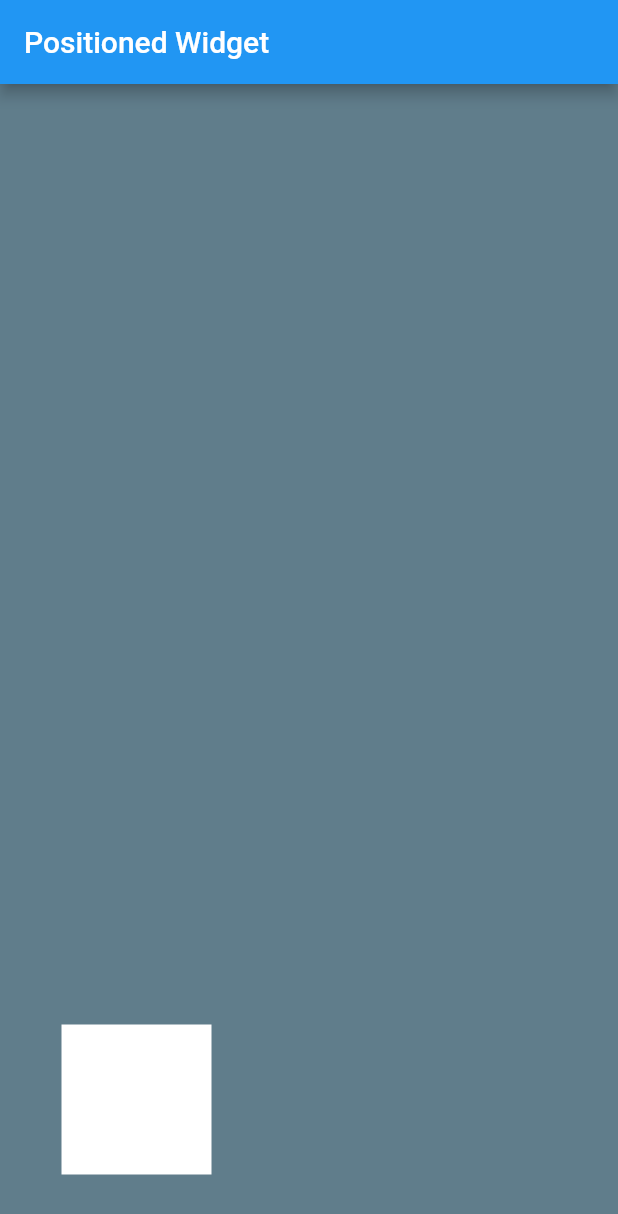
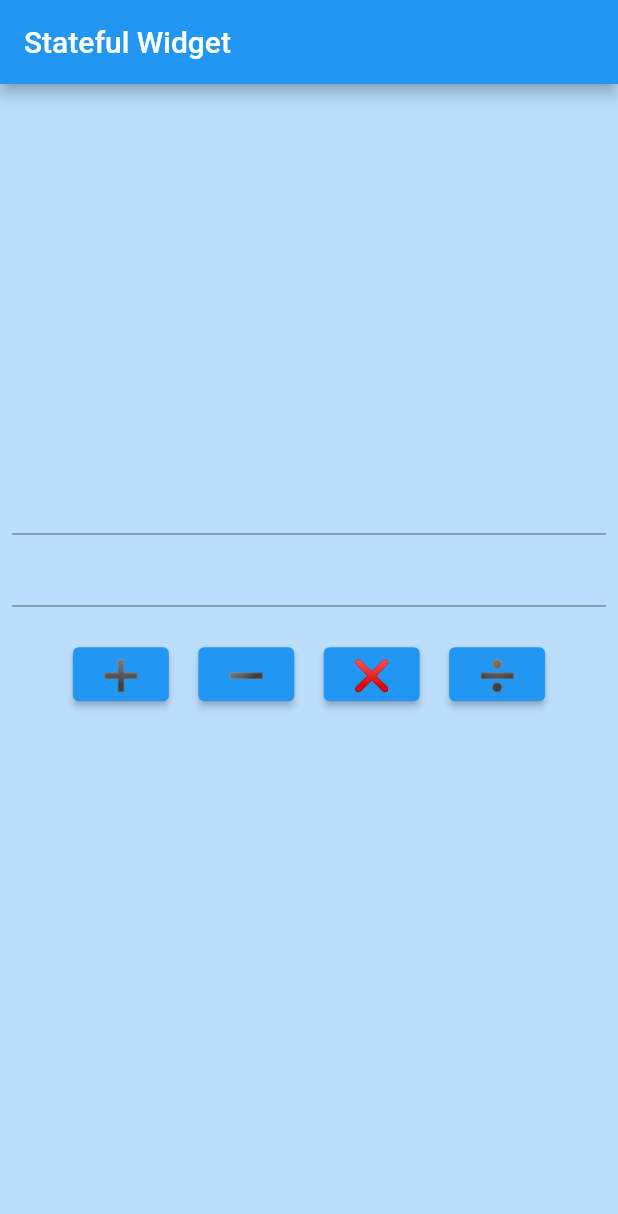
Before and after one commit to yasin9064/flutter_application_1, a Flutter app: the screen it shows after launch, on a phone screen of 412 x 824 dp. Shown: the top 1214 px of the screen. Run offline on Flutter 3.47's test engine with Material 2 defaults, Android fonts, the phone set to English and light mode, and no system bars; our stand-ins replace font_awesome_flutter.

Commit message:
Learn to update correctly with Stateful Widget

```diff
--- a/lib/HomeScreen.dart
+++ b/lib/HomeScreen.dart
@@ -13,30 +13,122 @@ class HomeScreen extends StatefulWidget {
 }
 
 class _HomeScreenState extends State<HomeScreen> {
+  var no1Controller = TextEditingController();
+  var no2Controller = TextEditingController();
+
+  var result = '';
+
   @override
   Widget build(BuildContext context) {
     return Scaffold(
-      appBar: AppBar(
-        title: const Text("Positioned Widget"),
-      ),
-      body: Container(
-        width: double.infinity,
-        height: double.infinity,
-        color: Colors.blueGrey,
-        child: Stack(
-          children: [
-            Positioned(
-              bottom: 41,
-              left: 41,
-              child: Container(
-                height: 100,
-                width: 100,
-                color: Colors.white,
+        appBar: AppBar(
+          title: const Text("Stateful Widget"),
+        ),
+        body: Container(
+            color: Colors.blue.shade100,
+            child: Center(
+              child: Padding(
+                padding: const EdgeInsets.all(8.0),
+                child: Column(
+                    mainAxisAlignment: MainAxisAlignment.center,
+                    children: [
+                      TextField(
+                        keyboardType: TextInputType.number,
+                        controller: no1Controller,
+                      ),
+                      TextField(
+                        keyboardType: TextInputType.number,
+                        controller: no2Controller,
+                      ),
+                      Padding(
+                        padding: const EdgeInsets.all(21.0),
+                        child: Row(
+                          mainAxisAlignment: MainAxisAlignment.spaceEvenly,
+                          children: [
+                            ElevatedButton(
+                                onPressed: () {
+                                  var no1 =
+                                      int.parse(no1Controller.text.toString());
+                                  var no2 =
+                                      int.parse(no2Controller.text.toString());
+
+                                  var sum = no1 + no2;
+
+                                  result = 'The sum is: $sum';
+
+                                  setState(() {});
+                                },
+                                child: Text(
+                                  '➕',
+                                  style: TextStyle(fontSize: 20),
+                                )),
+                            ElevatedButton(
+                                onPressed: () {
+                                  var no1 =
+                                      int.parse(no1Controller.text.toString());
+                                  var no2 =
+                                      int.parse(no2Controller.text.toString());
+
+                                  var diff = no1 - no2;
+
+                                  result = 'The difference is: $diff';
+
+                                  setState(() {});
+                                },
+                                child: Text(
+                                  '➖',
+                                  style: TextStyle(fontSize: 20),
+                                )),
+                            ElevatedButton(
+                                onPressed: () {
+                                  var no1 =
+                                      int.parse(no1Controller.text.toString());
+                                  var no2 =
+                                      int.parse(no2Controller.text.toString());
+
+                                  var product = no1 * no2;
+
+                                  result = 'The product is: $product';
+
+                                  setState(() {});
+                                },
+                                child: Text(
+                                  '❌',
+                                  style: TextStyle(fontSize: 20),
+                                )),
+                            ElevatedButton(
+                                onPressed: () {
+                                  var no1 =
+                                      int.parse(no1Controller.text.toString());
+                                  var no2 =
+                                      int.parse(no2Controller.text.toString());
+
+                                  var times = no1 / no2;
+
+                                  result =
+                                      'The quotient is: ${times.toStringAsFixed(2)} times';
+
+                                  setState(() {});
+                                },
+                                child: Text(
+                                  '➗',
+                                  style: TextStyle(fontSize: 20),
+                                )),
+                          ],
+                        ),
+                      ),
+                      Padding(
+                        padding: EdgeInsets.all(21.0),
+                        child: Text(
+                          result,
+                          style: TextStyle(
+                              fontSize: 30,
+                              color: Colors.black,
+                              fontWeight: FontWeight.bold),
+                        ),
+                      )
+                    ]),
               ),
-            )
-          ],
-        ) ,
-        )
-    );
+            )));
   }
 }
```
